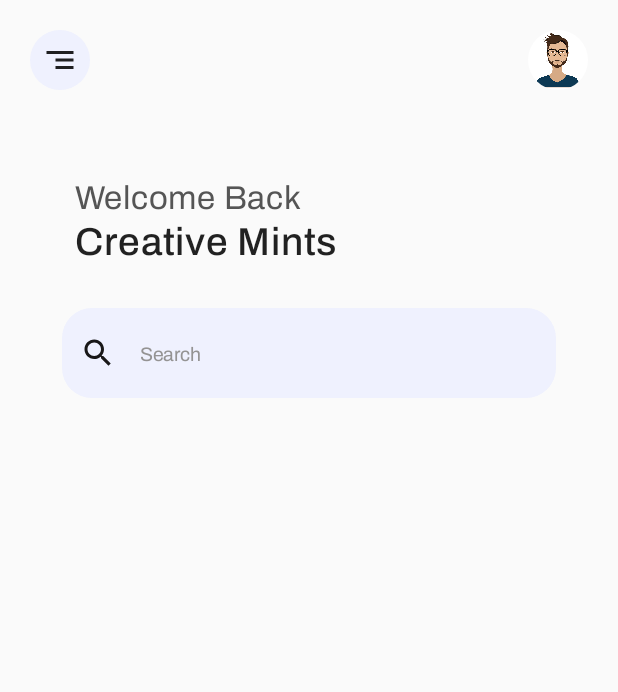
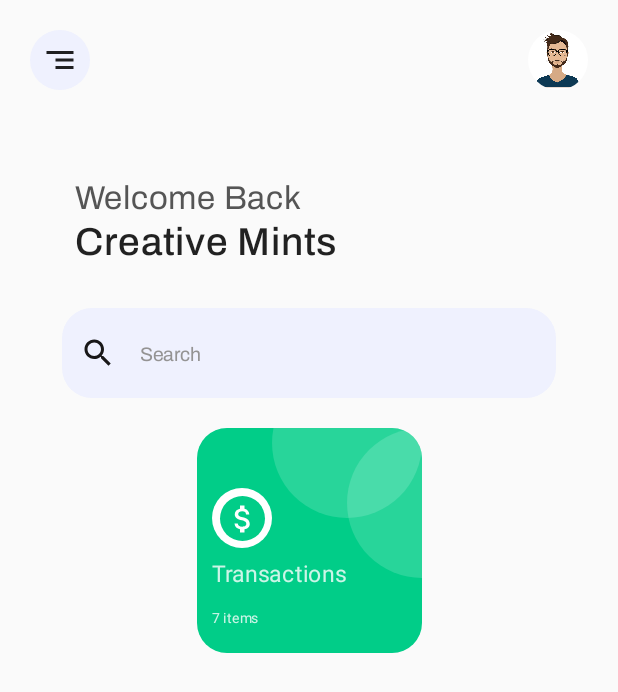
Before and after one commit to iamabdh/MoneyManager, an Android app built with Jetpack Compose: the screen it shows after launch (MainActivity), on a phone screen of 412 x 824 dp. Shown: the top 692 px of the screen. Run offline under Robolectric (Android 15) with nearby library versions, the phone set to English and light mode, and no system bars.

Commit message:
add: home buttons

```diff
--- a/app/src/main/java/com/example/moneymanager/screen/HomeScreen.kt
+++ b/app/src/main/java/com/example/moneymanager/screen/HomeScreen.kt
@@ -13,6 +13,8 @@ import androidx.compose.foundation.layout.fillMaxWidth
 import androidx.compose.foundation.layout.height
 import androidx.compose.foundation.layout.offset
 import androidx.compose.foundation.layout.padding
+import androidx.compose.foundation.layout.size
+import androidx.compose.foundation.shape.CircleShape
 import androidx.compose.foundation.shape.RoundedCornerShape
 import androidx.compose.material.*
 import androidx.compose.runtime.Composable
@@ -27,11 +29,7 @@ import androidx.compose.ui.unit.sp
 import com.example.moneymanager.R
 import com.example.moneymanager.components.MainHomeMenu
 import com.example.moneymanager.components.MainHomeUserImage
-import com.example.moneymanager.ui.theme.AliceBlue
-import com.example.moneymanager.ui.theme.AliceBlue1
-import com.example.moneymanager.ui.theme.Archivo
-import com.example.moneymanager.ui.theme.DavysGrey
-import com.example.moneymanager.ui.theme.SpanishGray
+import com.example.moneymanager.ui.theme.*
 
 
 @Composable
@@ -85,5 +83,57 @@ fun HomeScreen() {
                 onValueChange = {},
             )
         }
+        Spacer(modifier = Modifier.height(20.dp))
+        Column(
+            horizontalAlignment = Alignment.CenterHorizontally,
+            modifier = Modifier.fillMaxWidth()
+        ) {
+            Box(
+                modifier = Modifier
+                    .size(150.dp)
+                    .clip(RoundedCornerShape(20.dp))
+                    .background(CaribbeanGreen)
+            ) {
+                Box(
+                    modifier = Modifier
+                        .offset(x = 50.dp, y = (-40).dp)
+                        .size(100.dp)
+                        .background(White15, CircleShape)
+                )
+                Box(
+                    modifier = Modifier
+                        .offset(x = 100.dp)
+                        .size(100.dp)
+                        .background(White15, CircleShape)
+                )
+                Box(
+                    modifier = Modifier
+                        .offset(x = 10.dp, y = 40.dp)
+                        .size(100.dp)
+                ) {
+                    Column() {
+                        Box(
+                            contentAlignment = Alignment.Center,
+                            modifier = Modifier
+                                .size(40.dp)
+                                .background(Color.White, CircleShape)
+                        ) {
+                            Box(
+                                contentAlignment = Alignment.Center,
+                                modifier = Modifier
+                                    .size(30.dp)
+                                    .background(CaribbeanGreen, CircleShape)
+                            ) {
+                                Image(painter = painterResource(id = R.drawable.baseline_attach_money_24), contentDescription = "")
+                            }
+                        }
+                        Spacer(modifier = Modifier.height(5.dp))
+                        Text(text = "Transactions", fontSize = 15.sp, color = White80)
+                        Spacer(modifier = Modifier.height(5.dp))
+                        Text(text = "7 items", fontSize = 9.sp, color = White80)
+                    }
+                }
+            }
+        }
     }
 }
--- a/app/src/main/java/com/example/moneymanager/ui/theme/Color.kt
+++ b/app/src/main/java/com/example/moneymanager/ui/theme/Color.kt
@@ -14,3 +14,7 @@ val AliceBlue = Color(0xFFEFF1FE)
 val AliceBlue1 = Color(0xFFEFF1FE)
 val DavysGrey = Color(0xFF555555)
 val SpanishGray = Color(0xFF949393)
+val CaribbeanGreen = Color(0xFF01CD88)
+val White15 = Color(0x27FFFFFF)
+val White80 = Color(0xCCFFFFFF)
+val White51 = Color(0x82FFFFFF)
--- /dev/null
+++ b/app/src/main/res/drawable/baseline_attach_money_24.xml
@@ -0,0 +1,5 @@
+<vector android:height="24dp" android:tint="#FFFFFF"
+    android:viewportHeight="24" android:viewportWidth="24"
+    android:width="24dp" xmlns:android="http://schemas.android.com/apk/res/android">
+    <path android:fillColor="@android:color/white" android:pathData="M11.8,10.9c-2.27,-0.59 -3,-1.2 -3,-2.15 0,-1.09 1.01,-1.85 2.7,-1.85 1.78,0 2.44,0.85 2.5,2.1h2.21c-0.07,-1.72 -1.12,-3.3 -3.21,-3.81V3h-3v2.16c-1.94,0.42 -3.5,1.68 -3.5,3.61 0,2.31 1.91,3.46 4.7,4.13 2.5,0.6 3,1.48 3,2.41 0,0.69 -0.49,1.79 -2.7,1.79 -2.06,0 -2.87,-0.92 -2.98,-2.1h-2.2c0.12,2.19 1.76,3.42 3.68,3.83V21h3v-2.15c1.95,-0.37 3.5,-1.5 3.5,-3.55 0,-2.84 -2.43,-3.81 -4.7,-4.4z"/>
+</vector>
```
